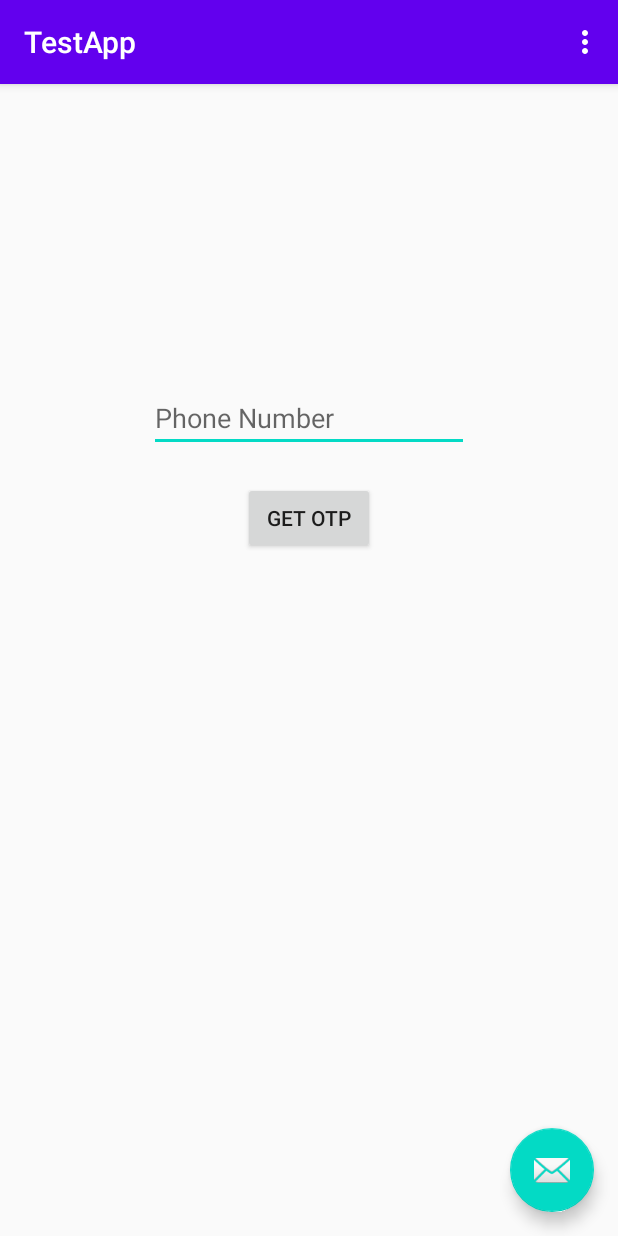
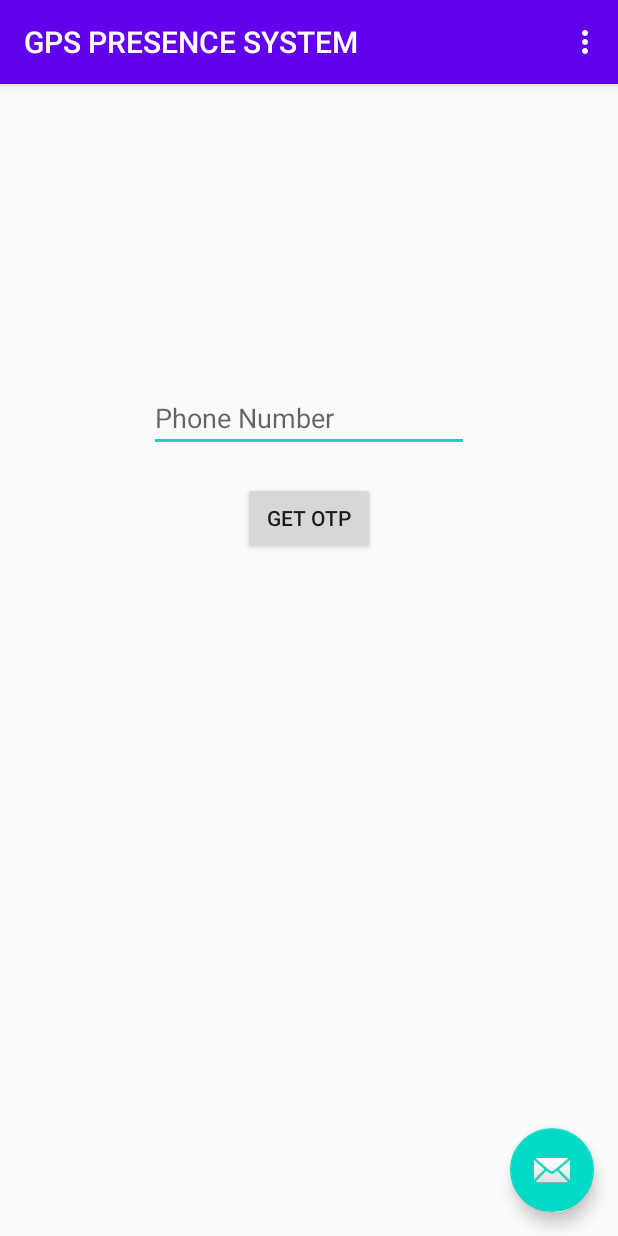
Before and after one commit to JiggyGreenBox/TestApp, an Android app: the screen it shows after launch (MainActivity), on a phone screen of 412 x 824 dp. Run offline under Robolectric (Android 15) with nearby library versions, the phone set to English and light mode, and no system bars; our stand-ins replace Volley; libraries missing offline, so code that uses them is left out: com.paytm.pgsdk; 3 statements that could not run were skipped.

Commit message:
skeleton for splash screen

```diff
--- a/app/src/main/AndroidManifest.xml
+++ b/app/src/main/AndroidManifest.xml
@@ -6,21 +6,24 @@
     <uses-permission android:name="android.permission.INTERNET" />
 
     <application
-        android:usesCleartextTraffic="true"
         android:allowBackup="true"
         android:icon="@mipmap/ic_launcher"
         android:label="@string/app_name"
         android:roundIcon="@mipmap/ic_launcher_round"
         android:supportsRtl="true"
         android:theme="@style/AppTheme"
+        android:usesCleartextTraffic="true"
         tools:targetApi="m">
         <activity
             android:name=".MainActivity"
             android:label="@string/app_name"
-            android:theme="@style/AppTheme.NoActionBar">
+            android:theme="@style/AppTheme.NoActionBar" />
+
+        <activity
+            android:name=".SplashScreenActivity"
+            android:theme="@style/SplashScreenTheme">
             <intent-filter>
                 <action android:name="android.intent.action.MAIN" />
-
                 <category android:name="android.intent.category.LAUNCHER" />
             </intent-filter>
         </activity>
--- a/app/src/main/java/com/example/testapp/MainActivity.java
+++ b/app/src/main/java/com/example/testapp/MainActivity.java
@@ -54,9 +54,11 @@ public class MainActivity extends AppCompatActivity implements MySMSBroadcastRec
 
     @Override
     protected void onCreate(Bundle savedInstanceState) {
+//        setTheme(R.style.Splash);
         super.onCreate(savedInstanceState);
         setContentView(R.layout.activity_main);
         Toolbar toolbar = findViewById(R.id.toolbar);
+        toolbar.setTitle("GPS PRESENCE SYSTEM");
         setSupportActionBar(toolbar);
 
 //        FloatingActionButton fab = findViewById(R.id.fab);
--- /dev/null
+++ b/app/src/main/java/com/example/testapp/SplashScreenActivity.java
@@ -0,0 +1,15 @@
+package com.example.testapp;
+
+import android.content.Intent;
+import android.os.Bundle;
+
+import androidx.appcompat.app.AppCompatActivity;
+
+public class SplashScreenActivity extends AppCompatActivity {
+    @Override
+    protected void onCreate(Bundle savedInstanceState) {
+        super.onCreate(savedInstanceState);
+        startActivity(new Intent(SplashScreenActivity.this, MainActivity.class));
+        finish();
+    }
+}
--- /dev/null
+++ b/app/src/main/res/drawable/testme.xml
@@ -0,0 +1,13 @@
+<?xml version="1.0" encoding="utf-8"?>
+<layer-list
+    xmlns:android="http://schemas.android.com/apk/res/android"
+    android:opacity="opaque">
+
+    <item android:drawable="@android:color/holo_purple" />
+
+    <item>
+        <bitmap
+            android:gravity="center"
+            android:src="@android:drawable/ic_menu_save"/>
+    </item>
+</layer-list>
--- a/app/src/main/res/values/styles.xml
+++ b/app/src/main/res/values/styles.xml
@@ -16,4 +16,11 @@
 
     <style name="AppTheme.PopupOverlay" parent="ThemeOverlay.AppCompat.Light" />
 
+
+    <style name="SplashScreenTheme" parent="Theme.AppCompat.Light.NoActionBar">
+        <!--        <item name="android:windowBackground">@android:drawable/ic_menu_save</item>-->
+        <item name="android:windowBackground">@drawable/testme</item>
+    </style>
+
+
 </resources>
```
